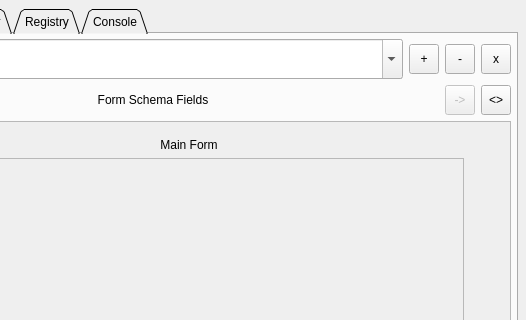
Qt form modules/kafman/src/main/kafman/resources/forms/main_qt_view.ui (yorevs/hspylib) before a commit; both pictures show x 498 to 1024 and y 0 to 320 of the 1024 by 700 pixel window.
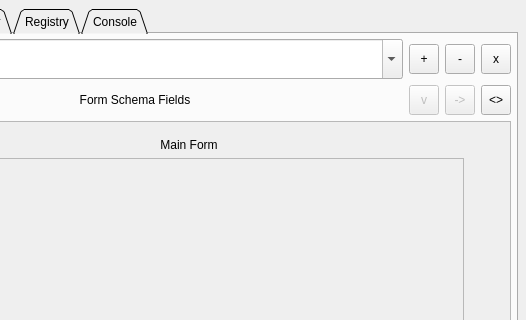
The same form after that commit. Custom widgets are drawn as their Qt base class.

Commit message: Add schema form validation

Patch:
```diff
--- a/modules/kafman/src/main/kafman/resources/forms/main_qt_view.ui
+++ b/modules/kafman/src/main/kafman/resources/forms/main_qt_view.ui
@@ -1272,7 +1272,7 @@
                </property>
                <item>
                 <layout class="QGridLayout" name="gridLayout_11">
-                 <item row="0" column="2">
+                 <item row="0" column="3">
                   <widget class="QToolButton" name="tbtn_text_view">
                    <property name="minimumSize">
                     <size>
@@ -1328,7 +1328,7 @@
                    </property>
                   </widget>
                  </item>
-                 <item row="0" column="1">
+                 <item row="0" column="2">
                   <widget class="QToolButton" name="tbtn_export_form">
                    <property name="enabled">
                     <bool>false</bool>
@@ -1359,6 +1359,37 @@
                    </property>
                   </widget>
                  </item>
+                 <item row="0" column="1">
+                  <widget class="QToolButton" name="tbtn_validate_form">
+                   <property name="enabled">
+                    <bool>false</bool>
+                   </property>
+                   <property name="minimumSize">
+                    <size>
+                     <width>30</width>
+                     <height>30</height>
+                    </size>
+                   </property>
+                   <property name="maximumSize">
+                    <size>
+                     <width>30</width>
+                     <height>30</height>
+                    </size>
+                   </property>
+                   <property name="toolTip">
+                    <string>Validate schema form</string>
+                   </property>
+                   <property name="text">
+                    <string>v</string>
+                   </property>
+                   <property name="iconSize">
+                    <size>
+                     <width>24</width>
+                     <height>24</height>
+                    </size>
+                   </property>
+                  </widget>
+                 </item>
                 </layout>
                </item>
                <item>
```
The commit also changes 3 other files.
